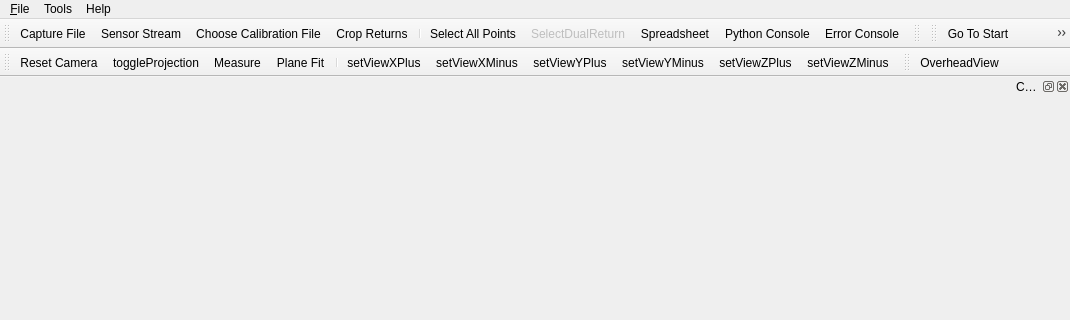
First picture: the form in vvMainWindow.ui, repository Kitware/VeloView, before the edit; both pictures show x 0 to 1070 and y 0 to 320 of the 1070 by 645 pixel window.
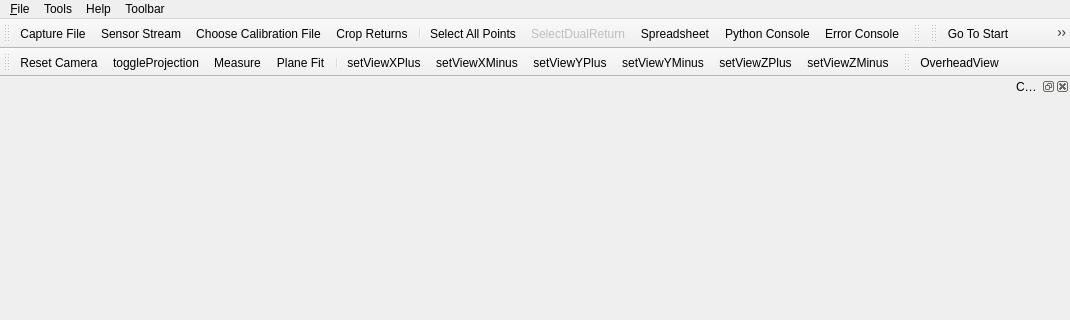
Second picture: the form after the edit. Icons and pictures are not drawn. Custom widgets are drawn as their Qt base class.

Commit message: add menu to hide/show the different toolbar

What changed in the file:
```diff
--- a/vvMainWindow.ui
+++ b/vvMainWindow.ui
@@ -135,9 +135,20 @@
     <addaction name="actionVeloViewDeveloperGuide"/>
     <addaction name="actionResetConfigurationFile"/>
    </widget>
+   <widget class="QMenu" name="menuToolbar">
+    <property name="title">
+     <string>Toolbar</string>
+    </property>
+    <addaction name="actionBasic_Controls"/>
+    <addaction name="actionColor_Controls"/>
+    <addaction name="actionView_Controls"/>
+    <addaction name="actionPlayback_Controls"/>
+    <addaction name="actionGeolocation_Controls"/>
+   </widget>
    <addaction name="menu_File"/>
    <addaction name="menuTools"/>
    <addaction name="menuHelp"/>
+   <addaction name="menuToolbar"/>
   </widget>
   <widget class="QStatusBar" name="statusbar"/>
   <widget class="QToolBar" name="toolBar">
```
Left out of the diff: 55 changed lines with no effect on the pictures. The commit also changes 2 other files.
